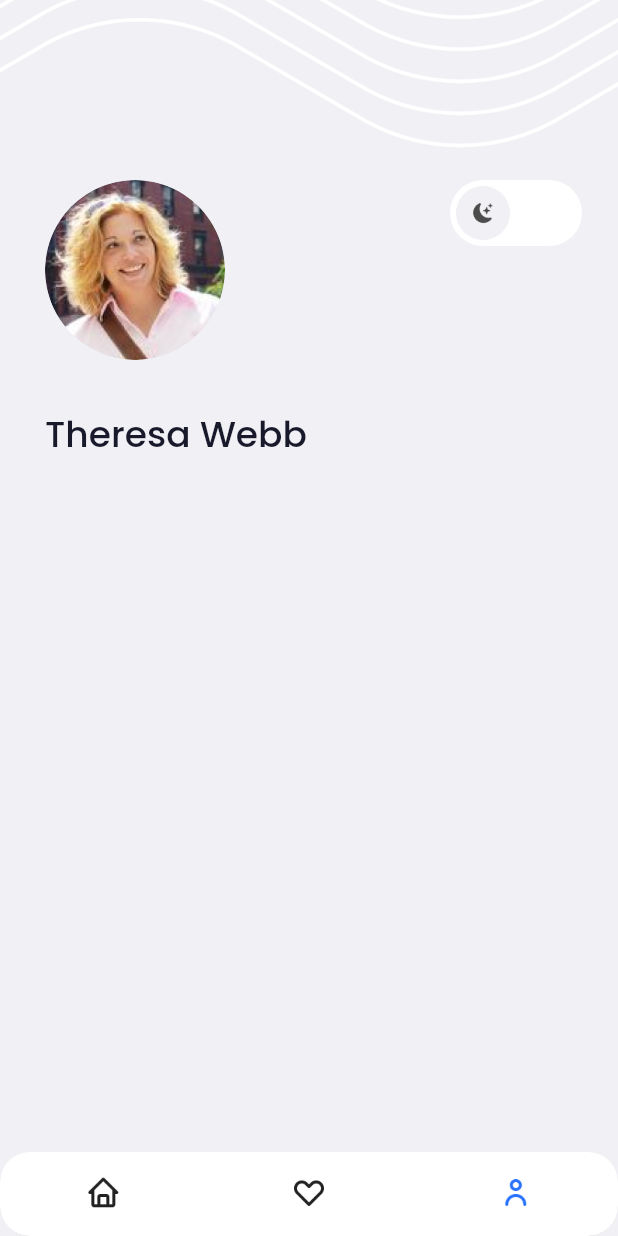
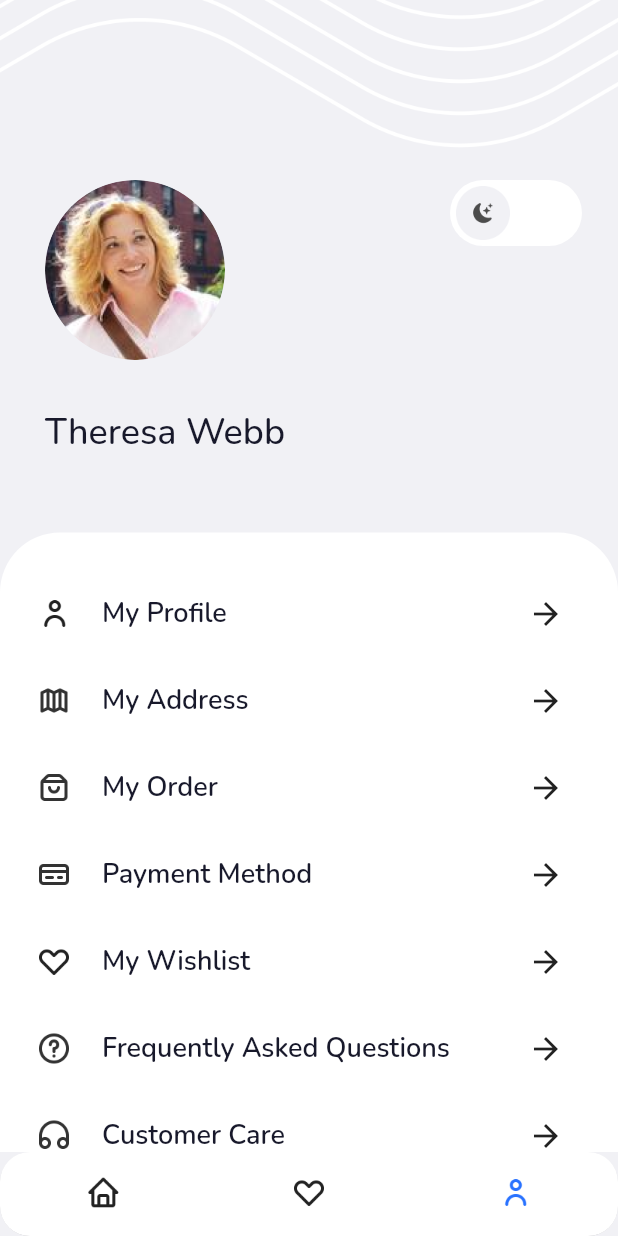
Before and after one commit to aprxty3/furniture_apps, a Flutter app: the ProfilePage screen opened by its route, on a phone screen of 412 x 824 dp. Run offline on Flutter 3.47's test engine with Material 2 defaults, Android fonts, the phone set to English and light mode, and no system bars; our stand-ins replace carousel_slider, fluttertoast, google_fonts, shimmer.

Commit message:
add mainContent of profile

```diff
--- a/lib/pages/profile_page.dart
+++ b/lib/pages/profile_page.dart
@@ -34,7 +34,7 @@ class ProfilePage extends StatelessWidget {
                 ),
                 Text(
                   'Theresa Webb',
-                  style: profilePageStyle1,
+                  style: profileStyle1,
                 ),
               ],
             ),
@@ -49,6 +49,176 @@ class ProfilePage extends StatelessWidget {
               child: Align(
                   alignment: Alignment.centerLeft,
                   child: Image.asset('assets/switch_dark.png')),
+            ),
+          ],
+        ),
+      );
+    }
+
+    Widget mainContent() {
+      return Container(
+        margin: const EdgeInsets.only(top: 50),
+        padding: const EdgeInsets.symmetric(vertical: 30, horizontal: 24),
+        decoration: BoxDecoration(
+          color: kWhite,
+          borderRadius: const BorderRadius.only(
+            topLeft: Radius.circular(40),
+            topRight: Radius.circular(40),
+          ),
+        ),
+        child: Column(
+          crossAxisAlignment: CrossAxisAlignment.start,
+          children: [
+            Row(
+              children: [
+                Image.asset(
+                  'assets/icon_person.png',
+                  width: 24,
+                ),
+                const SizedBox(
+                  width: 20,
+                ),
+                Text('My Profile', style: profileStyle2),
+                const Spacer(),
+                IconButton(
+                  onPressed: () {},
+                  icon: const Icon(
+                    Icons.arrow_forward,
+                  ),
+                ),
+              ],
+            ),
+            const SizedBox(
+              height: 10,
+            ),
+            Row(
+              children: [
+                Image.asset(
+                  'assets/icon_map.png',
+                  width: 24,
+                ),
+                const SizedBox(
+                  width: 20,
+                ),
+                Text('My Address', style: profileStyle2),
+                const Spacer(),
+                IconButton(
+                  onPressed: () {},
+                  icon: const Icon(
+                    Icons.arrow_forward,
+                  ),
+                ),
+              ],
+            ),
+            const SizedBox(
+              height: 10,
+            ),
+            Row(
+              children: [
+                Image.asset(
+                  'assets/icon_shopping.png',
+                  width: 24,
+                ),
+                const SizedBox(
+                  width: 20,
+                ),
+                Text('My Order', style: profileStyle2),
+                const Spacer(),
+                IconButton(
+                  onPressed: () {},
+                  icon: const Icon(
+                    Icons.arrow_forward,
+                  ),
+                ),
+              ],
+            ),
+            const SizedBox(
+              height: 10,
+            ),
+            Row(
+              children: [
+                Image.asset(
+                  'assets/icon_card.png',
+                  width: 24,
+                ),
+                const SizedBox(
+                  width: 20,
+                ),
+                Text('Payment Method', style: profileStyle2),
+                const Spacer(),
+                IconButton(
+                  onPressed: () {},
+                  icon: const Icon(
+                    Icons.arrow_forward,
+                  ),
+                ),
+              ],
+            ),
+            const SizedBox(
+              height: 10,
+            ),
+            Row(
+              children: [
+                Image.asset(
+                  'assets/icon_heart.png',
+                  width: 24,
+                ),
+                const SizedBox(
+                  width: 20,
+                ),
+                Text('My Wishlist', style: profileStyle2),
+                const Spacer(),
+                IconButton(
+                  onPressed: () {},
+                  icon: const Icon(
+                    Icons.arrow_forward,
+                  ),
+                ),
+              ],
+            ),
+            const SizedBox(
+              height: 10,
+            ),
+            Row(
+              children: [
+                Image.asset(
+                  'assets/icon_question.png',
+                  width: 24,
+                ),
+                const SizedBox(
+                  width: 20,
+                ),
+                Text('Frequently Asked Questions', style: profileStyle2),
+                const Spacer(),
+                IconButton(
+                  onPressed: () {},
+                  icon: const Icon(
+                    Icons.arrow_forward,
+                  ),
+                ),
+              ],
+            ),
+            const SizedBox(
+              height: 10,
+            ),
+            Row(
+              children: [
+                Image.asset(
+                  'assets/icon_headphones.png',
+                  width: 24,
+                ),
+                const SizedBox(
+                  width: 20,
+                ),
+                Text('Customer Care', style: profileStyle2),
+                const Spacer(),
+                IconButton(
+                  onPressed: () {},
+                  icon: const Icon(
+                    Icons.arrow_forward,
+                  ),
+                ),
+              ],
             ),
           ],
         ),
@@ -106,6 +276,7 @@ class ProfilePage extends StatelessWidget {
             children: [
               const SizedBox(height: 120),
               header(),
+              mainContent(),
             ],
           )
         ],
```
